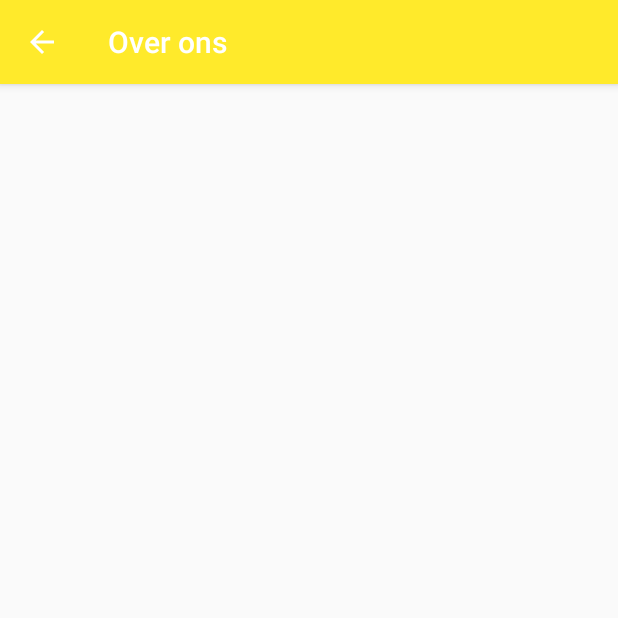
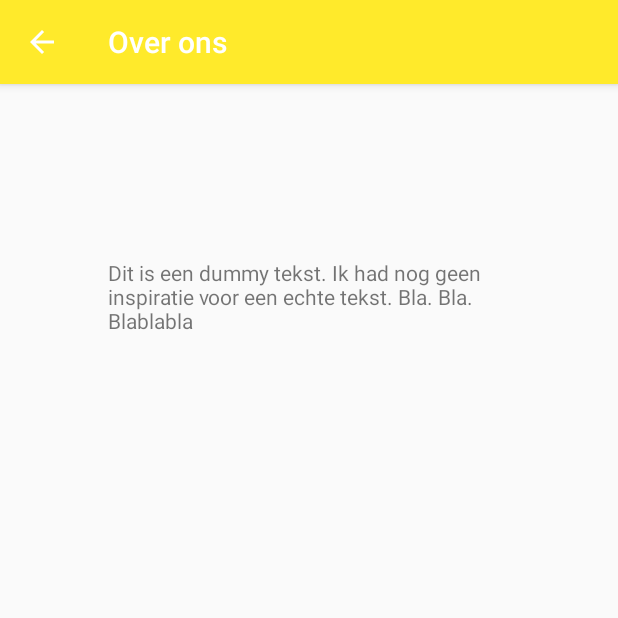
Before and after one commit to WendySegaar/Amazigh_app2, an Android app: the OverOnsActivity screen opened directly, with no data from a screen before it, on a phone screen of 412 x 824 dp, the top half of it. Run offline under Robolectric (Android 15) with nearby library versions, the phone set to English and light mode, and no system bars.

Commit message:
Update activity_over_ons.xml

```diff
--- a/app/src/main/res/layout/activity_over_ons.xml
+++ b/app/src/main/res/layout/activity_over_ons.xml
@@ -4,6 +4,18 @@
     xmlns:tools="http://schemas.android.com/tools"
     android:layout_width="match_parent"
     android:layout_height="match_parent"
-    tools:context=".OverOnsActivity">
+    tools:context=".OverOnsActivity"
+    tools:textAlignment="center">
+
+    <TextView
+        android:id="@+id/textView2"
+        android:layout_width="266dp"
+        android:layout_height="132dp"
+        android:layout_marginStart="72dp"
+        android:layout_marginTop="116dp"
+        android:maxWidth="250dp"
+        android:text="Dit is een dummy tekst. Ik had nog geen inspiratie voor een echte tekst. Bla. Bla. Blablabla"
+        app:layout_constraintStart_toStartOf="parent"
+        app:layout_constraintTop_toTopOf="parent" />
 
 </androidx.constraintlayout.widget.ConstraintLayout>
```
